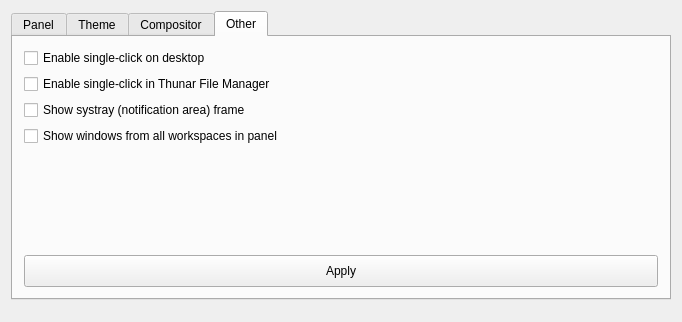
Above: tweak/defaultlook.ui from MX-Linux/mx-tweak before the change; both pictures show x 0 to 682 and y 0 to 322 of the 682 by 482 pixel window. Below: the same form after it.
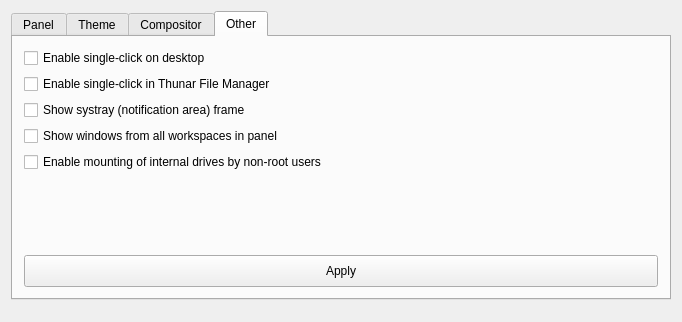
That is the form after the change. The open tabs and pages were chosen to show the change. Icons and pictures are not drawn.

Commit message: added non-root user disk mounting

The edit to the form file:
```diff
--- a/tweak/defaultlook.ui
+++ b/tweak/defaultlook.ui
@@ -33,7 +33,7 @@
          <enum>QTabWidget::North</enum>
         </property>
         <property name="currentIndex">
-         <number>0</number>
+         <number>3</number>
         </property>
         <widget class="QWidget" name="Panel">
          <attribute name="title">
@@ -499,7 +499,7 @@
               </property>
              </widget>
             </item>
-            <item row="5" column="0">
+            <item row="6" column="0">
              <widget class="QPushButton" name="ButtonApplyEtc">
               <property name="minimumSize">
                <size>
@@ -517,7 +517,7 @@
               </property>
              </widget>
             </item>
-            <item row="4" column="0">
+            <item row="5" column="0">
              <spacer name="verticalSpacer_6">
               <property name="orientation">
                <enum>Qt::Vertical</enum>
@@ -544,6 +544,13 @@
               </property>
              </widget>
             </item>
+            <item row="4" column="0">
+             <widget class="QCheckBox" name="checkBoxMountInternalDrivesNonRoot">
+              <property name="text">
+               <string>Enable mounting of internal drives by non-root users</string>
+              </property>
+             </widget>
+            </item>
            </layout>
           </item>
          </layout>
```
The commit also changes 16 other files.
